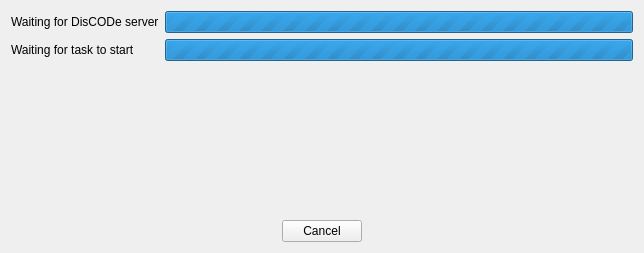
Above: src/GUI/Connecting.ui from maciek-slon/DisCODe before the change. Below: the same form after it.
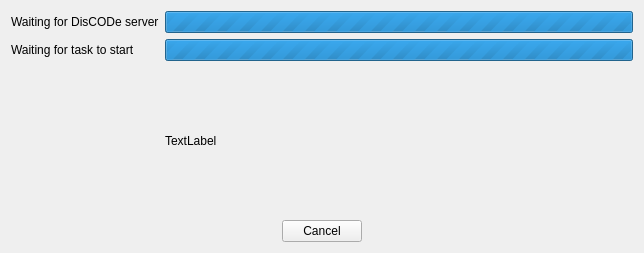
That is the form after the change.

Diff of the .ui file:
```diff
--- a/src/GUI/Connecting.ui
+++ b/src/GUI/Connecting.ui
@@ -109,6 +109,13 @@
      </property>
     </widget>
    </item>
+   <item row="2" column="1">
+    <widget class="QLabel" name="preloader">
+     <property name="text">
+      <string>TextLabel</string>
+     </property>
+    </widget>
+   </item>
   </layout>
  </widget>
  <resources/>
```
